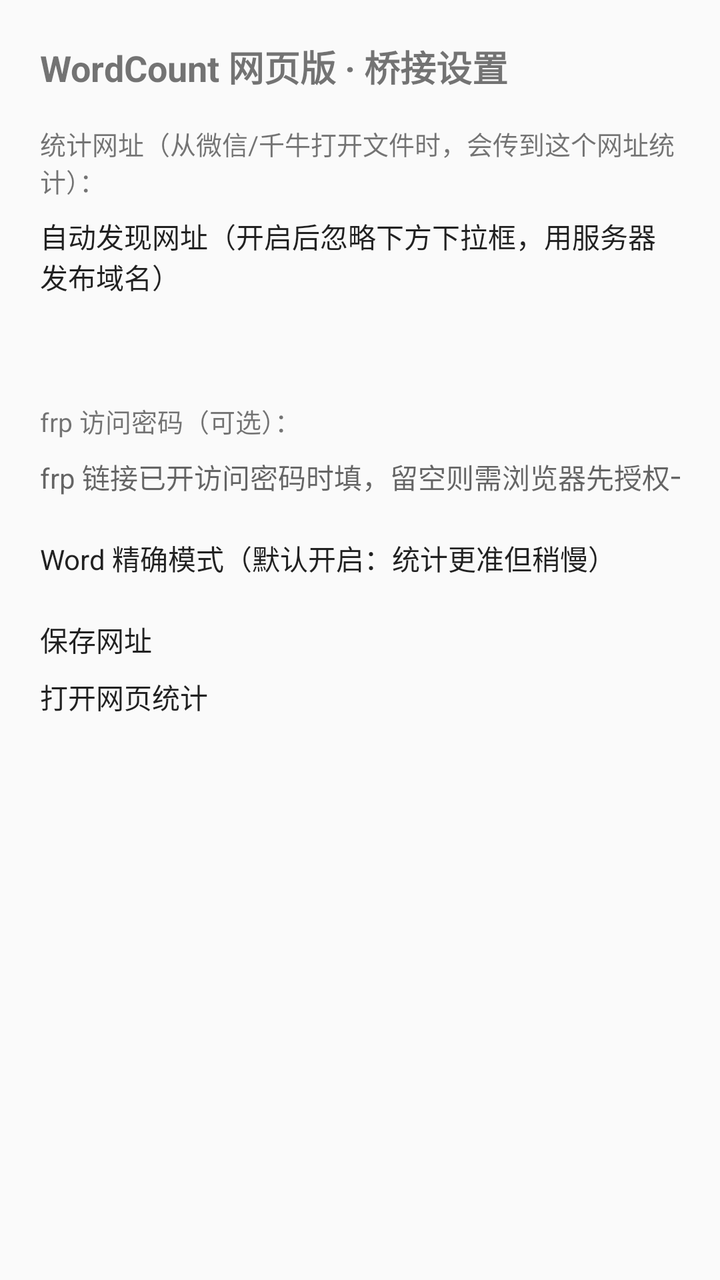
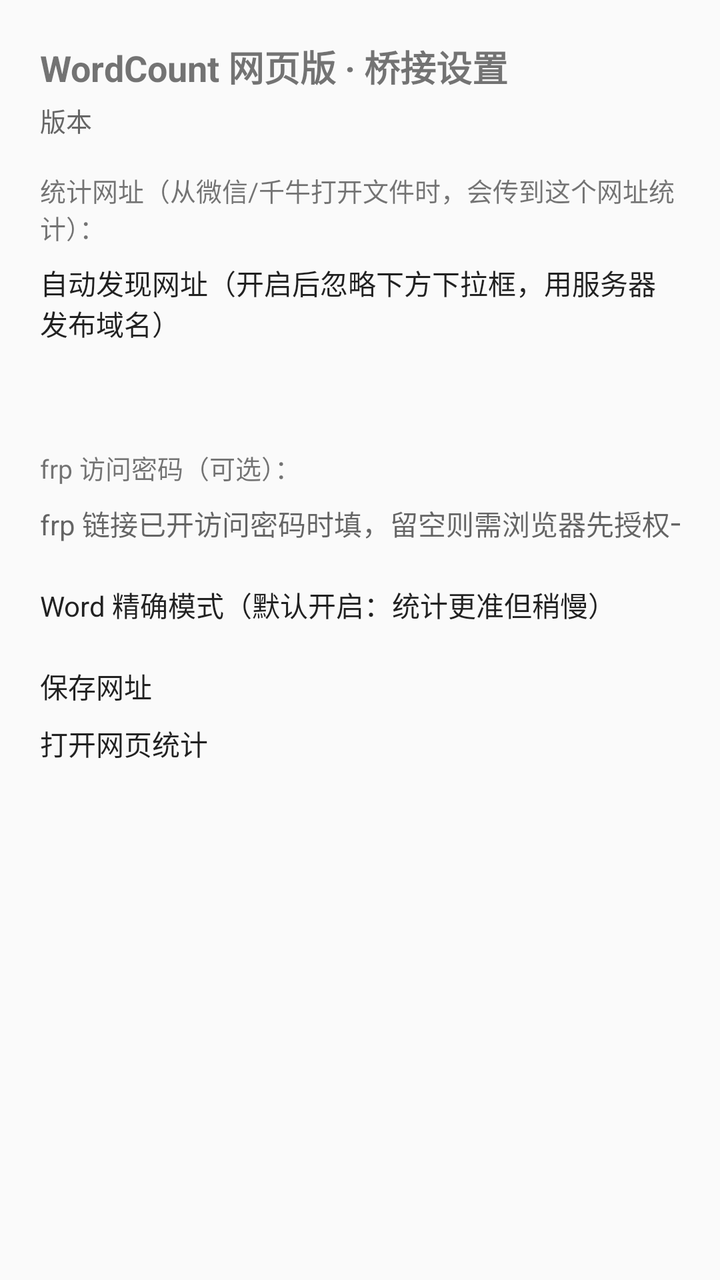

Screens rendered from an Android XML layout before and after an edit, with the pre-edit source and the edit as a unified diff.
<!-- AndroidManifest.xml: application theme Theme.WCBridge -->
<!-- res/layout/activity_settings.xml -->
<?xml version="1.0" encoding="utf-8"?>
<LinearLayout xmlns:android="http://schemas.android.com/apk/res/android"
    android:orientation="vertical"
    android:padding="20dp"
    android:layout_width="match_parent"
    android:layout_height="match_parent">

    <TextView
        android:layout_width="wrap_content"
        android:layout_height="wrap_content"
        android:text="WordCount 网页版 · 桥接设置"
        android:textSize="18sp"
        android:textStyle="bold"
        android:layout_marginBottom="16dp" />

    <TextView
        android:layout_width="wrap_content"
        android:layout_height="wrap_content"
        android:text="统计网址（从微信/千牛打开文件时，会传到这个网址统计）："
        android:textSize="13sp"
        android:layout_marginBottom="8dp" />

    <CheckBox
        android:id="@+id/cb_auto"
        android:layout_width="wrap_content"
        android:layout_height="wrap_content"
        android:text="自动发现网址（开启后忽略下方下拉框，用服务器发布域名）"
        android:layout_marginBottom="8dp" />

    <Spinner
        android:id="@+id/sp_url"
        android:layout_width="match_parent"
        android:layout_height="wrap_content"
        android:layout_marginBottom="4dp" />

    <TextView
        android:id="@+id/tv_def"
        android:layout_width="wrap_content"
        android:layout_height="wrap_content"
        android:textSize="12sp"
        android:textColor="#888888"
        android:layout_marginTop="4dp"
        android:layout_marginBottom="20dp" />

    <TextView
        android:layout_width="wrap_content"
        android:layout_height="wrap_content"
        android:text="frp 访问密码（可选）："
        android:textSize="13sp"
        android:layout_marginBottom="8dp" />

    <EditText
        android:id="@+id/et_pw"
        android:layout_width="match_parent"
        android:layout_height="wrap_content"
        android:inputType="textPassword"
        android:hint="frp 链接已开访问密码时填，留空则需浏览器先授权一次" />

    <CheckBox
        android:id="@+id/cb_word_verify"
        android:layout_width="wrap_content"
        android:layout_height="wrap_content"
        android:text="Word 精确模式（默认开启：统计更准但稍慢）"
        android:layout_marginTop="20dp"
        android:layout_marginBottom="20dp" />

    <Button
        android:id="@+id/btn_save"
        android:layout_width="match_parent"
        android:layout_height="wrap_content"
        android:text="保存网址" />

    <Button
        android:id="@+id/btn_open"
        android:layout_width="match_parent"
        android:layout_height="wrap_content"
        android:text="打开网页统计"
        android:layout_marginTop="8dp" />
</LinearLayout>
<!-- resources referenced by this layout -->
<resources>
  <style name="Theme.WCBridge" parent="android:Theme.Material.Light.NoActionBar">
      </style>
</resources>

<!-- the commit's change to res/layout/activity_settings.xml (unified diff, before → after) -->
@@ -11,7 +11,17 @@
         android:text="WordCount 网页版 · 桥接设置"
         android:textSize="18sp"
         android:textStyle="bold"
-        android:layout_marginBottom="16dp" />
+        android:layout_marginBottom="4dp" />
+
+    
+    <TextView
+        android:id="@+id/tv_version"
+        android:layout_width="wrap_content"
+        android:layout_height="wrap_content"
+        android:textSize="13sp"
+        android:textColor="#666666"
+        android:layout_marginBottom="16dp"
+        android:text="版本" />
 
     <TextView
         android:layout_width="wrap_content"
